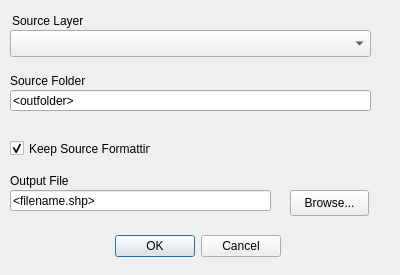
First picture: the form in qgis_plugin/tuflow/forms/ui_tuflowqgis_increment.ui, repository TUFLOW-Support/QGIS-TUFLOW-Plugin, before the edit.
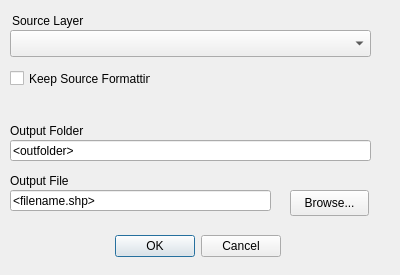
Second picture: the form after the edit.

The edit to the form file:
```diff
--- a/qgis_plugin/tuflow/forms/ui_tuflowqgis_increment.ui
+++ b/qgis_plugin/tuflow/forms/ui_tuflowqgis_increment.ui
@@ -98,20 +98,20 @@
    <property name="geometry">
     <rect>
      <x>10</x>
-     <y>70</y>
+     <y>120</y>
      <width>108</width>
      <height>22</height>
     </rect>
    </property>
    <property name="text">
-    <string>Source Folder</string>
+    <string>Output Folder</string>
    </property>
   </widget>
   <widget class="QLineEdit" name="outfolder">
    <property name="geometry">
     <rect>
      <x>10</x>
-     <y>90</y>
+     <y>140</y>
      <width>361</width>
      <height>21</height>
     </rect>
@@ -127,7 +127,7 @@
    <property name="geometry">
     <rect>
      <x>10</x>
-     <y>140</y>
+     <y>70</y>
      <width>141</width>
      <height>17</height>
     </rect>
@@ -139,7 +139,7 @@
     <string>Keep Source Formatting</string>
    </property>
    <property name="checked">
-    <bool>true</bool>
+    <bool>false</bool>
    </property>
   </widget>
  </widget>
```
